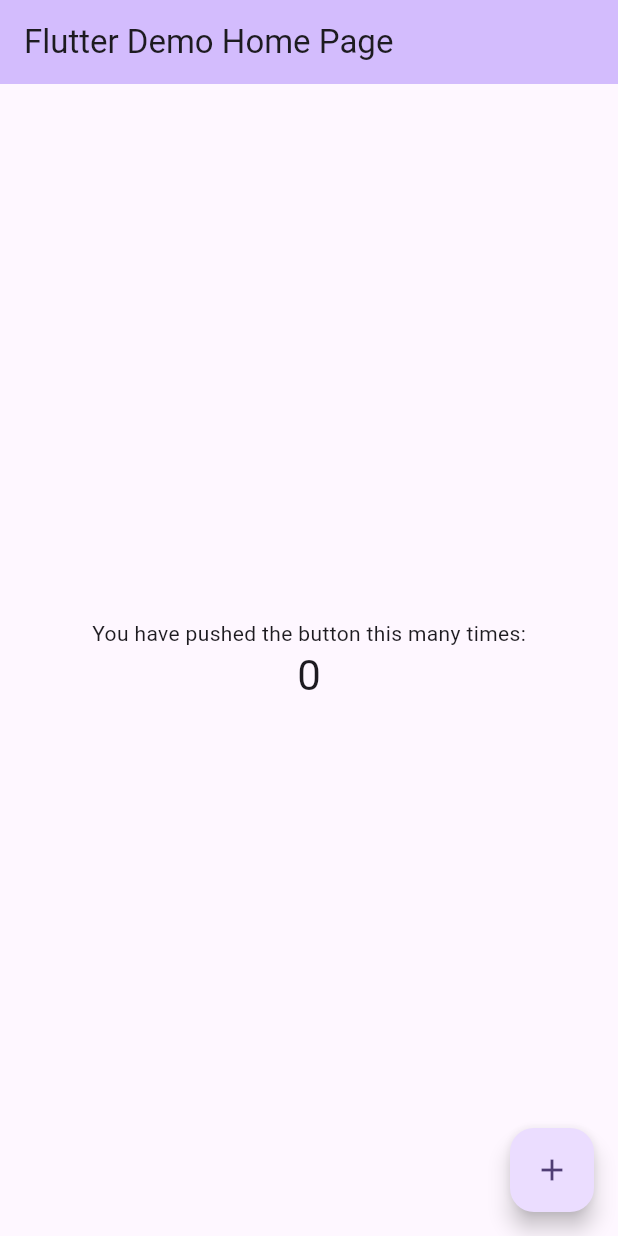
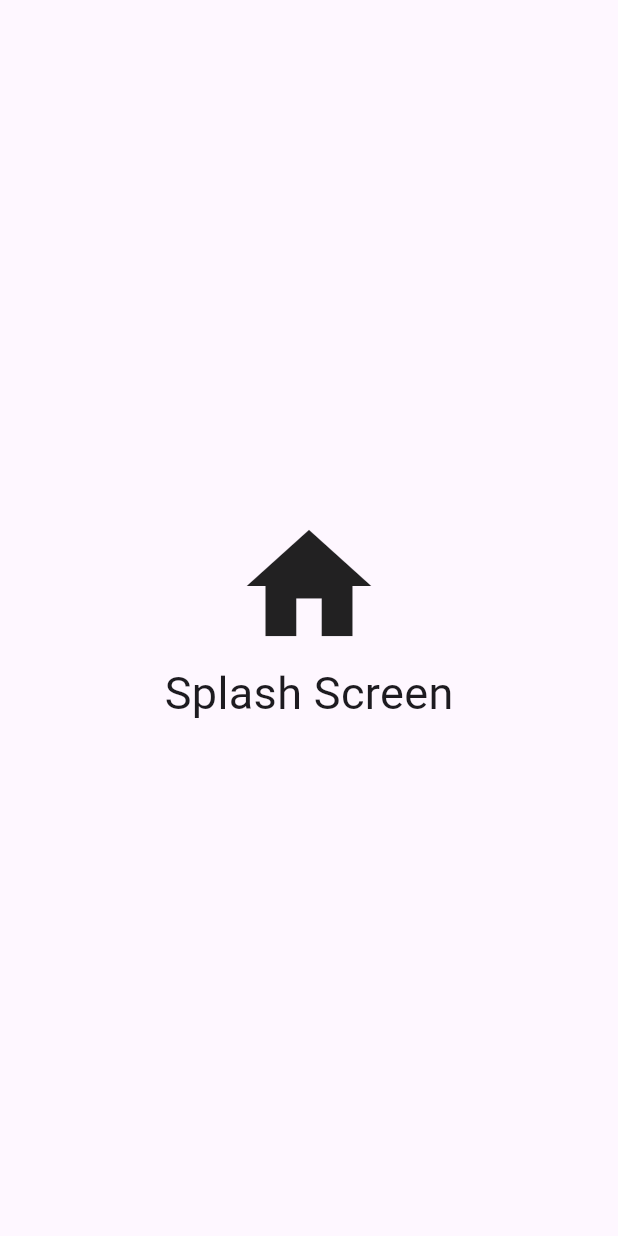
Before and after one commit to Shawon-mas/flutter_basic_to_pro, a Flutter app: the first screen one second after launch, on a phone screen of 412 x 824 dp. Run offline on Flutter 3.47's test engine with Material 3 defaults, Android fonts, the phone set to English and light mode, and no system bars; our stand-ins replace animate_do, get.

Commit message:
animation splash added

```diff
--- a/lib/main.dart
+++ b/lib/main.dart
@@ -1,4 +1,6 @@
 import 'package:flutter/material.dart';
+import 'package:flutter_basic_to_pro/splash_animation/splash_screen.dart';
+import 'package:get/get_navigation/src/root/get_material_app.dart';
 
 void main() {
   runApp(const MyApp());
@@ -10,113 +12,10 @@ class MyApp extends StatelessWidget {
   // This widget is the root of your application.
   @override
   Widget build(BuildContext context) {
-    return MaterialApp(
-      title: 'Flutter Demo',
-      theme: ThemeData(
-        // This is the theme of your application.
-        //
-        // TRY THIS: Try running your application with "flutter run". You'll see
-        // the application has a purple toolbar. Then, without quitting the app,
-        // try changing the seedColor in the colorScheme below to Colors.green
-        // and then invoke "hot reload" (save your changes or press the "hot
-        // reload" button in a Flutter-supported IDE, or press "r" if you used
-        // the command line to start the app).
-        //
-        // Notice that the counter didn't reset back to zero; the application
-        // state is not lost during the reload. To reset the state, use hot
-        // restart instead.
-        //
-        // This works for code too, not just values: Most code changes can be
-        // tested with just a hot reload.
-        colorScheme: ColorScheme.fromSeed(seedColor: Colors.deepPurple),
-      ),
-      home: const MyHomePage(title: 'Flutter Demo Home Page'),
+    return GetMaterialApp(
+      title: 'Flutter Basic To Pro',
+      debugShowCheckedModeBanner: false,
+      home: SplashScreen(),
     );
   }
 }
-
-class MyHomePage extends StatefulWidget {
-  const MyHomePage({super.key, required this.title});
-
-  // This widget is the home page of your application. It is stateful, meaning
-  // that it has a State object (defined below) that contains fields that affect
-  // how it looks.
-
-  // This class is the configuration for the state. It holds the values (in this
-  // case the title) provided by the parent (in this case the App widget) and
-  // used by the build method of the State. Fields in a Widget subclass are
-  // always marked "final".
-
-  final String title;
-
-  @override
-  State<MyHomePage> createState() => _MyHomePageState();
-}
-
-class _MyHomePageState extends State<MyHomePage> {
-  int _counter = 0;
-
-  void _incrementCounter() {
-    setState(() {
-      // This call to setState tells the Flutter framework that something has
-      // changed in this State, which causes it to rerun the build method below
-      // so that the display can reflect the updated values. If we changed
-      // _counter without calling setState(), then the build method would not be
-      // called again, and so nothing would appear to happen.
-      _counter++;
-    });
-  }
-
-  @override
-  Widget build(BuildContext context) {
-    // This method is rerun every time setState is called, for instance as done
-    // by the _incrementCounter method above.
-    //
-    // The Flutter framework has been optimized to make rerunning build methods
-    // fast, so that you can just rebuild anything that needs updating rather
-    // than having to individually change instances of widgets.
-    return Scaffold(
-      appBar: AppBar(
-        // TRY THIS: Try changing the color here to a specific color (to
-        // Colors.amber, perhaps?) and trigger a hot reload to see the AppBar
-        // change color while the other colors stay the same.
-        backgroundColor: Theme.of(context).colorScheme.inversePrimary,
-        // Here we take the value from the MyHomePage object that was created by
-        // the App.build method, and use it to set our appbar title.
-        title: Text(widget.title),
-      ),
-      body: Center(
-        // Center is a layout widget. It takes a single child and positions it
-        // in the middle of the parent.
-        child: Column(
-          // Column is also a layout widget. It takes a list of children and
-          // arranges them vertically. By default, it sizes itself to fit its
-          // children horizontally, and tries to be as tall as its parent.
-          //
-          // Column has various properties to control how it sizes itself and
-          // how it positions its children. Here we use mainAxisAlignment to
-          // center the children vertically; the main axis here is the vertical
-          // axis because Columns are vertical (the cross axis would be
-          // horizontal).
-          //
-          // TRY THIS: Invoke "debug painting" (choose the "Toggle Debug Paint"
-          // action in the IDE, or press "p" in the console), to see the
-          // wireframe for each widget.
-          mainAxisAlignment: MainAxisAlignment.center,
-          children: <Widget>[
-            const Text('You have pushed the button this many times:'),
-            Text(
-              '$_counter',
-              style: Theme.of(context).textTheme.headlineMedium,
-            ),
-          ],
-        ),
-      ),
-      floatingActionButton: FloatingActionButton(
-        onPressed: _incrementCounter,
-        tooltip: 'Increment',
-        child: const Icon(Icons.add),
-      ), // This trailing comma makes auto-formatting nicer for build methods.
-    );
-  }
-}
--- /dev/null
+++ b/lib/splash_animation/home.dart
@@ -0,0 +1,13 @@
+import 'package:flutter/material.dart';
+class HomeScreen extends StatelessWidget {
+  const HomeScreen({super.key});
+
+  @override
+  Widget build(BuildContext context) {
+    return Scaffold(
+      body: Center(
+        child: Text('Home',style: TextStyle(fontSize: 40),),
+      ),
+    );
+  }
+}
--- /dev/null
+++ b/lib/splash_animation/splash_screen.dart
@@ -0,0 +1,29 @@
+import 'package:animate_do/animate_do.dart';
+import 'package:flutter/material.dart';
+import 'package:flutter_basic_to_pro/splash_animation/home.dart';
+import 'package:get/get.dart';
+import 'package:get/get_core/src/get_main.dart';
+class SplashScreen extends StatelessWidget {
+  const SplashScreen({super.key});
+
+  @override
+  Widget build(BuildContext context) {
+    Future.delayed(const Duration(seconds: 3),(){
+    Get.to(()=>HomeScreen());
+    });
+    return Scaffold(
+      body: Center(
+        child: FadeInUpBig(
+
+          child: Column(
+            mainAxisAlignment: MainAxisAlignment.center,
+            children: [
+              Icon(Icons.home,size: 100,),
+              Text('Splash Screen',style: TextStyle(fontSize: 30),),
+            ],
+          ),
+        ),
+      ),
+    );
+  }
+}
--- a/pubspec.yaml
+++ b/pubspec.yaml
@@ -34,6 +34,8 @@ dependencies:
   # The following adds the Cupertino Icons font to your application.
   # Use with the CupertinoIcons class for iOS style icons.
   cupertino_icons: ^1.0.8
+  animate_do: ^4.2.0
+  get: ^4.7.2
 
 dev_dependencies:
   flutter_test:
```
Also changed, not shown: pubspec.lock.
